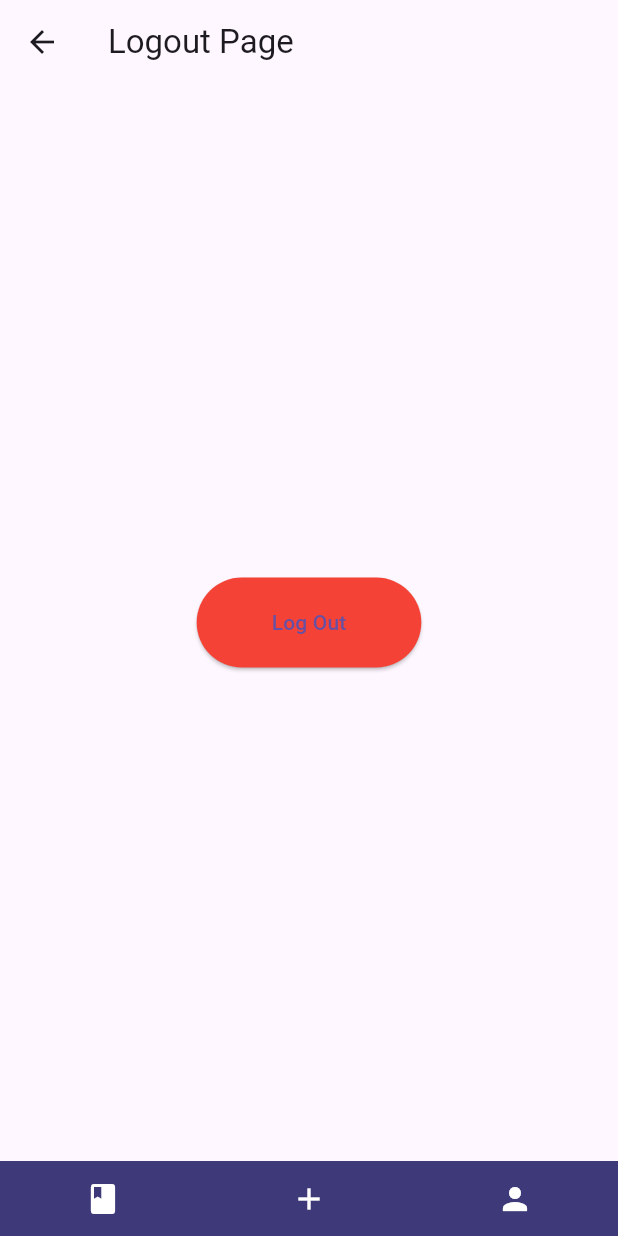
After one commit to RabbitLuke/flutter_seminar_search, a Flutter app: the LogoutPageHost screen opened directly, on a phone screen of 412 x 824 dp. The commit adds this screen. Run offline on Flutter 3.47's test engine with Material 3 defaults, Android fonts, the phone set to English and light mode, and no system bars; our stand-ins replace datetime_picker_formfield, dio, flutter_bloc, flutter_dotenv, flutter_secure_storage, image_picker and 2 more; missing offline and left inert: dart:ffi; accounts and stored records are empty.

Commit message:
Added header, footer, dashboard, view profile functionality

```diff
--- /dev/null
+++ b/lib/common/host_footer.dart
@@ -0,0 +1,39 @@
+import 'package:flutter/material.dart';
+
+class HostFooter extends StatelessWidget {
+  @override
+  Widget build(BuildContext context) {
+    return Container(
+      color: Color(0xFF3E3A7A),
+      height: 50, // Adjust the height according to your design
+      child: Row(
+        mainAxisAlignment: MainAxisAlignment.spaceAround,
+        children: [
+          IconButton(
+            icon: Icon(Icons.book),
+            onPressed: () {
+              // Handle book icon tap
+            },
+            color: Colors.white,
+          ),
+
+          IconButton(
+            icon: Icon(Icons.add),
+            onPressed: () {
+              // Handle book icon tap
+            },
+            color: Colors.white,
+          ),
+
+          IconButton(
+            icon: Icon(Icons.person),
+            onPressed: () {
+              // Handle person icon tap
+            },
+            color: Colors.white,
+          ),
+        ],
+      ),
+    );
+  }
+}
--- /dev/null
+++ b/lib/profile/host_profile.dart
@@ -0,0 +1,26 @@
+import 'package:flutter/material.dart';
+import 'package:flutter_seminar_search/common/host_footer.dart';
+
+class LogoutPageHost extends StatelessWidget {
+  @override
+  Widget build(BuildContext context) {
+    return Scaffold(
+      appBar: AppBar(
+        title: Text('Logout Page'),
+      ),
+      body: Center(
+        child: ElevatedButton(
+          onPressed: () {
+            // Handle logout action
+          },
+          child: Text('Log Out'),
+          style: ElevatedButton.styleFrom(
+            backgroundColor: Colors.red,
+            padding: EdgeInsets.symmetric(horizontal: 50, vertical: 20),
+          ),
+        ),
+      ),
+      bottomNavigationBar: HostFooter(), // Include the Footer widget here
+    );
+  }
+}
```
Also changed, not shown: lib/common/header.dart (added, +27 -0 lines), lib/common/user_footer.dart (added, +34 -0 lines), lib/features/home/ui/view.dart (+29 -15 lines), lib/profile/user_profile.dart (added, +31 -0 lines).
